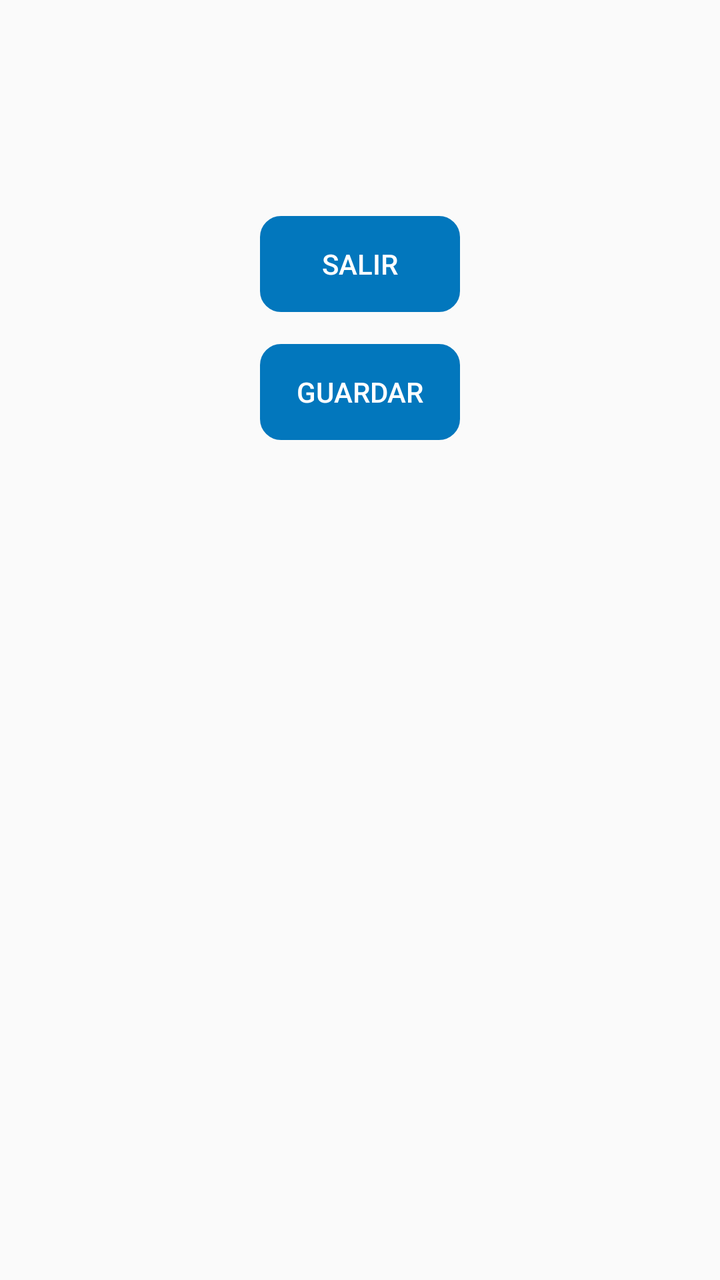
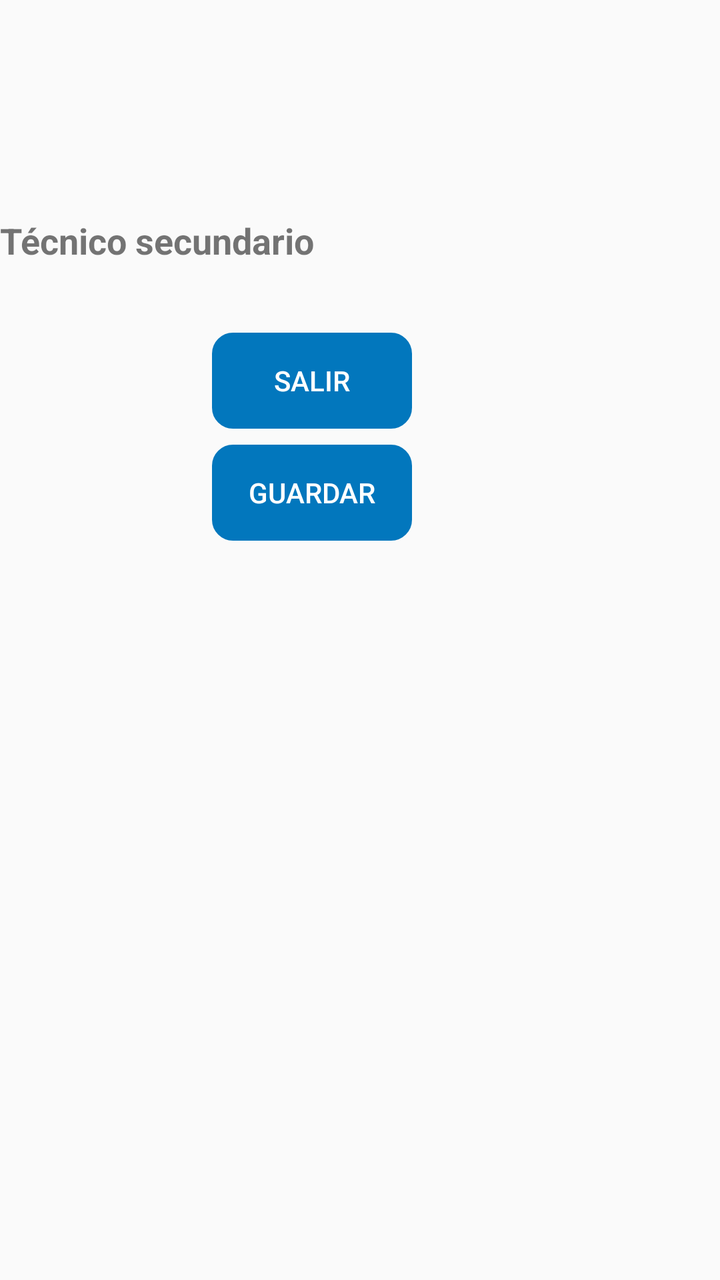

Two renders of the same Android screen: before a commit and after it. Below are the layout's source before the change and the commit's diff.
<!-- AndroidManifest.xml: application theme AppTheme -->
<!-- res/layout/activity_ejecutar_orden.xml -->
<?xml version="1.0" encoding="utf-8"?>
<FrameLayout xmlns:android="http://schemas.android.com/apk/res/android"
    xmlns:app="http://schemas.android.com/apk/res-auto"
    xmlns:tools="http://schemas.android.com/tools"
    android:layout_width="match_parent"
    android:layout_height="match_parent"
    tools:context=".Fragments.EjecutarOrdenes">

    <ScrollView
        android:layout_width="match_parent"
        android:layout_height="match_parent"
        android:layout_marginTop="100dp">

        <android.support.constraint.ConstraintLayout
            android:layout_width="match_parent"
            android:layout_height="match_parent">


            

            <Button
                android:id="@+id/ejec"
                android:layout_width="100dp"
                android:layout_height="wrap_content"
                android:layout_centerHorizontal="true"
                android:layout_marginTop="16dp"
                android:background="@drawable/boton"
                android:backgroundTint="@color/colorPrimary"
                android:enabled="true"
                android:text="@string/guardar"
                android:textColor="#fff"
                app:layout_constraintEnd_toEndOf="@+id/salirEjecutarOrd"
                app:layout_constraintHorizontal_bias="0.502"
                app:layout_constraintStart_toStartOf="@+id/salirEjecutarOrd"
                app:layout_constraintTop_toBottomOf="@+id/firmarOrd" />


            <TextView
                android:id="@+id/tv_textTecSec"
                android:layout_width="0dp"
                android:layout_height="wrap_content"
                android:layout_marginStart="8dp"
                android:layout_marginTop="8dp"
                android:layout_marginEnd="8dp"
                android:text="@string/tecnicoSecundario"
                android:textSize="18dp"
                android:textStyle="bold"
                android:visibility="gone"
                app:layout_constraintEnd_toEndOf="parent"
                app:layout_constraintStart_toStartOf="parent"
                app:layout_constraintTop_toBottomOf="@+id/ejec" />

            <Spinner
                android:id="@+id/spinnerTecnicoSec"
                android:layout_width="0dp"
                android:layout_height="wrap_content"
                android:layout_marginStart="4dp"
                android:layout_marginTop="8dp"
                android:layout_marginEnd="8dp"
                android:background="@drawable/disenio_spinner"
                android:visibility="gone"
                app:layout_constraintEnd_toEndOf="parent"
                app:layout_constraintStart_toStartOf="parent"
                app:layout_constraintTop_toBottomOf="@+id/tv_textTecSec" />

            <Button
                android:id="@+id/salirEjecutarOrd"
                android:layout_width="100dp"
                android:layout_height="wrap_content"
                android:layout_below="@+id/animado9"
                android:layout_centerHorizontal="true"
                android:layout_marginTop="8dp"
                android:layout_marginEnd="8dp"
                android:background="@drawable/boton"
                android:backgroundTint="@color/colorPrimary"
                android:text="@string/salir"
                android:textColor="#fff"
                app:layout_constraintEnd_toEndOf="@+id/tv_textTecSec"
                app:layout_constraintStart_toStartOf="@+id/tv_textTecSec"
                app:layout_constraintTop_toTopOf="parent" />
            

            <Button
                android:id="@+id/firmarOrd"
                android:layout_width="100dp"
                android:layout_height="wrap_content"
                android:layout_below="@+id/salirEjecutarOrd"
                android:layout_centerHorizontal="true"
                android:layout_marginTop="16dp"
                android:background="@drawable/boton"
                android:backgroundTint="@color/colorPrimary"
                android:text="@string/firmar"
                android:textColor="#fff"
                android:visibility="gone"
                app:layout_constraintEnd_toEndOf="@+id/salirEjecutarOrd"
                app:layout_constraintStart_toStartOf="@+id/salirEjecutarOrd"
                app:layout_constraintTop_toBottomOf="@+id/salirEjecutarOrd" />

        </android.support.constraint.ConstraintLayout>
    </ScrollView>
</FrameLayout>
<!-- resources referenced by this layout -->
<resources>
  <color name="colorPrimary">#0277BD</color>
  <!-- drawable boton (drawable) -->
  <?xml version="1.0" encoding="utf-8"?>
  <shape xmlns:android="http://schemas.android.com/apk/res/android" android:shape="rectangle">
    <stroke  android:width="1dp"/>
    <corners android:radius="10dp"/>
  
  
  </shape>
  <!-- drawable disenio_spinner (drawable) -->
  <?xml version="1.0" encoding="utf-8"?>
  <selector xmlns:android="http://schemas.android.com/apk/res/android">
      <item>
          <shape>
              <solid
                  android:color="@color/fondoBlanco">
              </solid>
  
              <corners android:radius="15dp" />
  
              <padding
                  android:bottom="1dp"
                  android:left="2dp"
                  android:right="10dp"
                  android:top="1dp" />
              <stroke
                  android:width="2dp"
                  android:color="@color/colorPrimary"/>
          </shape>
      </item>
  </selector>
  <string name="firmar">Firmar</string>
  <string name="guardar">Guardar</string>
  <string name="salir">Salir</string>
  <string name="tecnicoSecundario">Técnico secundario</string>
  <style name="AppTheme" parent="Theme.AppCompat.Light.DarkActionBar">
          
          <item name="colorPrimary">@color/colorPrimary</item>
          <item name="colorPrimaryDark">@color/colorPrimaryDark</item>
          <item name="colorAccent">@color/colorAccent</item>
          <item name="android:colorForeground">@android:color/background_dark</item>
      </style>
  <color name="fondoBlanco">#fff</color>
  <color name="colorPrimaryDark">#004C8C</color>
  <color name="colorAccent">#0000FF</color>
</resources>

<!-- the commit's change to res/layout/activity_ejecutar_orden.xml (unified diff, before → after) -->
@@ -23,32 +23,28 @@
                 android:layout_width="100dp"
                 android:layout_height="wrap_content"
                 android:layout_centerHorizontal="true"
-                android:layout_marginTop="16dp"
+                android:layout_marginTop="8dp"
                 android:background="@drawable/boton"
                 android:backgroundTint="@color/colorPrimary"
                 android:enabled="true"
                 android:text="@string/guardar"
                 android:textColor="#fff"
-                app:layout_constraintEnd_toEndOf="@+id/salirEjecutarOrd"
-                app:layout_constraintHorizontal_bias="0.502"
-                app:layout_constraintStart_toStartOf="@+id/salirEjecutarOrd"
+                app:layout_constraintEnd_toEndOf="@+id/firmarOrd"
+                app:layout_constraintStart_toStartOf="@+id/firmarOrd"
                 app:layout_constraintTop_toBottomOf="@+id/firmarOrd" />
 
 
             <TextView
                 android:id="@+id/tv_textTecSec"
-                android:layout_width="0dp"
+                android:layout_width="304dp"
                 android:layout_height="wrap_content"
-                android:layout_marginStart="8dp"
                 android:layout_marginTop="8dp"
-                android:layout_marginEnd="8dp"
                 android:text="@string/tecnicoSecundario"
                 android:textSize="18dp"
                 android:textStyle="bold"
-                android:visibility="gone"
-                app:layout_constraintEnd_toEndOf="parent"
-                app:layout_constraintStart_toStartOf="parent"
-                app:layout_constraintTop_toBottomOf="@+id/ejec" />
+                android:visibility="visible"
+                app:layout_constraintTop_toTopOf="parent"
+                tools:layout_editor_absoluteX="8dp" />
 
             <Spinner
                 android:id="@+id/spinnerTecnicoSec"
@@ -56,11 +52,10 @@
                 android:layout_height="wrap_content"
                 android:layout_marginStart="4dp"
                 android:layout_marginTop="8dp"
-                android:layout_marginEnd="8dp"
                 android:background="@drawable/disenio_spinner"
-                android:visibility="gone"
-                app:layout_constraintEnd_toEndOf="parent"
-                app:layout_constraintStart_toStartOf="parent"
+                android:visibility="visible"
+                app:layout_constraintEnd_toEndOf="@+id/tv_textTecSec"
+                app:layout_constraintStart_toStartOf="@+id/tv_textTecSec"
                 app:layout_constraintTop_toBottomOf="@+id/tv_textTecSec" />
 
             <Button
@@ -69,15 +64,16 @@
                 android:layout_height="wrap_content"
                 android:layout_below="@+id/animado9"
                 android:layout_centerHorizontal="true"
-                android:layout_marginTop="8dp"
-                android:layout_marginEnd="8dp"
+                android:layout_marginStart="8dp"
+                android:layout_marginTop="24dp"
                 android:background="@drawable/boton"
                 android:backgroundTint="@color/colorPrimary"
                 android:text="@string/salir"
                 android:textColor="#fff"
-                app:layout_constraintEnd_toEndOf="@+id/tv_textTecSec"
-                app:layout_constraintStart_toStartOf="@+id/tv_textTecSec"
-                app:layout_constraintTop_toTopOf="parent" />
+                app:layout_constraintEnd_toEndOf="@+id/spinnerTecnicoSec"
+                app:layout_constraintHorizontal_bias="0.49"
+                app:layout_constraintStart_toStartOf="@+id/spinnerTecnicoSec"
+                app:layout_constraintTop_toBottomOf="@+id/spinnerTecnicoSec" />
             
 
             <Button
